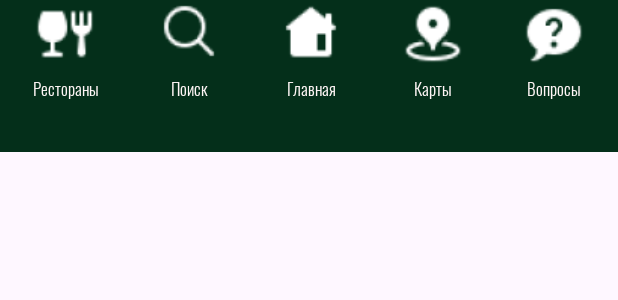
After one commit to YaEtoTui/RestorambaApp, an Android app: the layout nav_part.xml on its own in the app's theme, with its tools: preview values and no code run, on a phone screen of 412 x 824 dp. The commit adds this screen. Shown: the top 300 px of the screen. Run offline under Robolectric (Android 15) with nearby library versions, the phone set to English and light mode, and no system bars.

```diff
--- a/app/src/main/java/balacods/pp/restorambaapp/shakeDetector/ShakeDetectionService.kt
+++ b/app/src/main/java/balacods/pp/restorambaapp/shakeDetector/ShakeDetectionService.kt
@@ -17,6 +17,10 @@ import androidx.core.app.NotificationCompat
 import androidx.core.app.NotificationCompat.Builder
 import balacods.pp.restorambaapp.shakeDetector.ShakeDetector.OnShakeListener
 
+/*
+* Back-сервис, в котором создаются элементы для тряски телефона. Нужен, чтобы
+* Пользователь мог пользоваться другим функционалом приложения, а этот работал на фоне :3
+* */
 class ShakeDetectionService : Service(), SensorEventListener {
 
     private val TAG: String = "ShakeDetectionService"
--- /dev/null
+++ b/app/src/main/res/layout/nav_part.xml
@@ -0,0 +1,76 @@
+<?xml version="1.0" encoding="utf-8"?>
+<androidx.constraintlayout.widget.ConstraintLayout xmlns:android="http://schemas.android.com/apk/res/android"
+    xmlns:app="http://schemas.android.com/apk/res-auto"
+    xmlns:tools="http://schemas.android.com/tools"
+    android:id="@+id/idNavPages"
+    android:layout_width="match_parent"
+    android:layout_height="wrap_content"
+    android:background="@color/black_green">
+
+    <TextView
+        android:id="@+id/idNavRestaurants"
+        android:layout_width="wrap_content"
+        android:layout_height="wrap_content"
+        android:layout_marginLeft="21dp"
+        android:layout_marginBottom="34dp"
+        android:drawableTop="@drawable/food_nav"
+        android:drawablePadding="8dp"
+        android:gravity="center|top"
+        android:text="@string/restaurants"
+        android:textAppearance="@style/nav_text"
+        app:layout_constraintBottom_toBottomOf="parent"
+        app:layout_constraintStart_toStartOf="parent" />
+
+    <TextView
+        android:id="@+id/idNavSearch"
+        android:layout_width="wrap_content"
+        android:layout_height="wrap_content"
+        android:drawableTop="@drawable/search_nav"
+        android:drawablePadding="10dp"
+        android:gravity="center|top"
+        android:text="@string/search_nav"
+        android:textAppearance="@style/nav_text"
+        app:layout_constraintBottom_toBottomOf="@+id/idNavRestaurants"
+        app:layout_constraintEnd_toStartOf="@+id/idNavMain"
+        app:layout_constraintStart_toEndOf="@+id/idNavRestaurants" />
+
+    <TextView
+        android:id="@+id/idNavMain"
+        android:layout_width="wrap_content"
+        android:layout_height="wrap_content"
+        android:drawableTop="@drawable/home"
+        android:drawablePadding="8dp"
+        android:text="@string/main_nav"
+        android:gravity="center|top"
+        android:textAppearance="@style/nav_text"
+        app:layout_constraintBottom_toBottomOf="@+id/idNavSearch"
+        app:layout_constraintEnd_toStartOf="@+id/idNavQuestions"
+        app:layout_constraintStart_toEndOf="@+id/idNavRestaurants" />
+
+    <TextView
+        android:id="@+id/idNavMap"
+        android:layout_width="wrap_content"
+        android:layout_height="wrap_content"
+        android:drawableTop="@drawable/place_marker"
+        android:drawablePadding="8dp"
+        android:gravity="center|top"
+        android:text="@string/maps_nav"
+        android:textAppearance="@style/nav_text"
+        app:layout_constraintBottom_toBottomOf="@+id/idNavMain"
+        app:layout_constraintEnd_toStartOf="@+id/idNavQuestions"
+        app:layout_constraintStart_toEndOf="@+id/idNavMain" />
+
+    <TextView
+        android:id="@+id/idNavQuestions"
+        android:layout_width="wrap_content"
+        android:layout_height="wrap_content"
+        android:layout_marginRight="22dp"
+        android:drawableTop="@drawable/ask_question"
+        android:drawablePadding="8dp"
+        android:text="@string/question"
+        android:gravity="center|top"
+        android:textAppearance="@style/nav_text"
+        app:layout_constraintBottom_toBottomOf="@+id/idNavMap"
+        app:layout_constraintEnd_toEndOf="parent" />
+
+</androidx.constraintlayout.widget.ConstraintLayout>
```
Also changed, not shown: app/src/main/java/balacods/pp/restorambaapp/shakeDetector/ShakeDetector.kt (+33 -10 lines), app/src/main/res/layout/fragment_main.xml (+10 -104 lines), app/src/main/res/layout/header_project.xml (added, +30 -0 lines).
